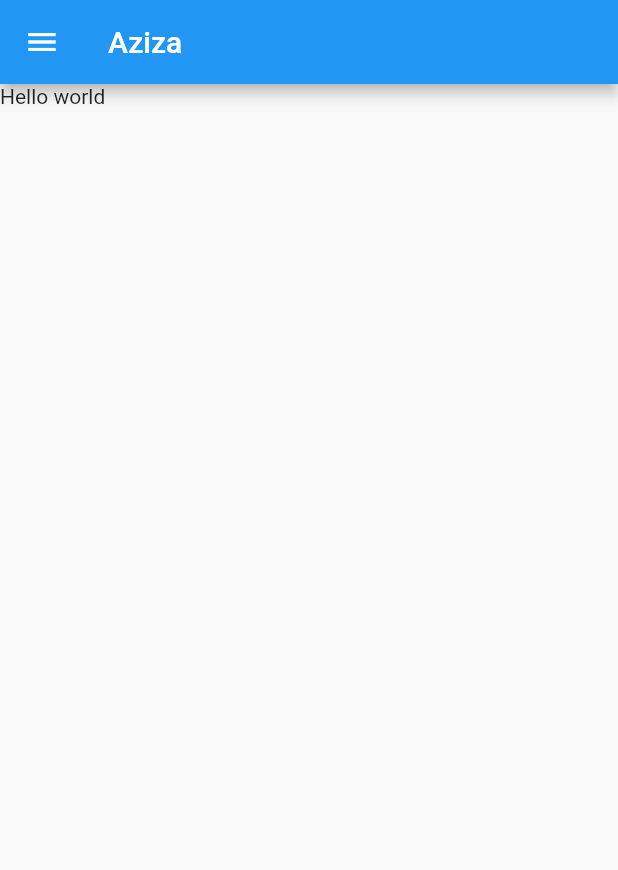
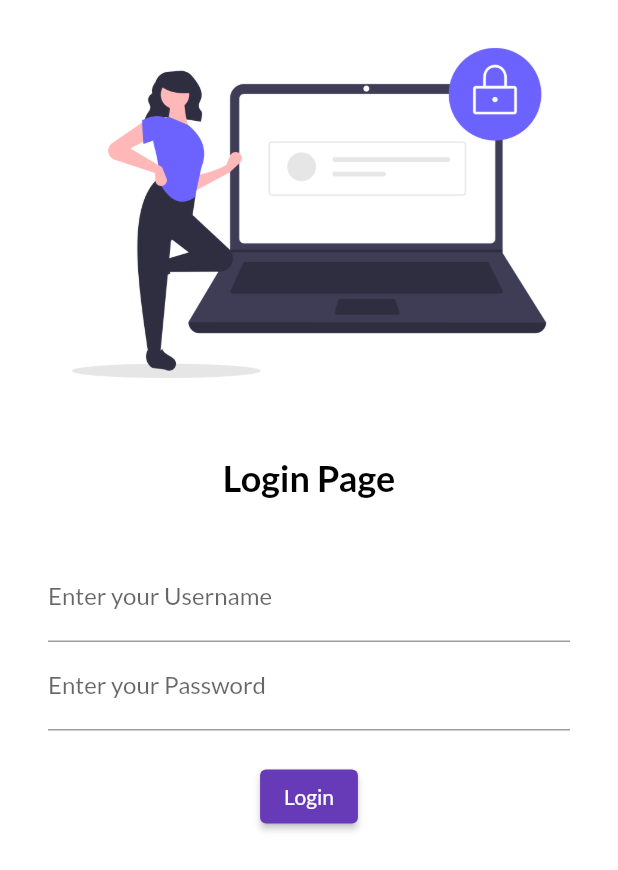
Before and after one commit to ayan2002/aziza, a Flutter app: the screen it shows after launch, on a phone screen of 412 x 824 dp. Shown: the top 870 px of the screen. Run offline on Flutter 3.47's test engine with Material 2 defaults, Android fonts, the light colour scheme and no system bars; our stand-ins replace google_fonts.

Commit message:
Done with the login page

```diff
--- a/lib/main.dart
+++ b/lib/main.dart
@@ -1,5 +1,7 @@
 import 'package:aziza/pages/home_page.dart';
+import 'package:aziza/pages/login_page.dart';
 import 'package:flutter/material.dart';
+import 'package:google_fonts/google_fonts.dart';
 
 void main() {
   runApp(const MyApp());
@@ -11,11 +13,17 @@ class MyApp extends StatelessWidget {
   @override
   Widget build(BuildContext context) {
     return MaterialApp(
-      debugShowCheckedModeBanner: false,
-      theme: ThemeData(primarySwatch: Colors.deepPurple),
-      themeMode: ThemeMode.dark,
-      darkTheme: ThemeData(brightness: Brightness.dark),
-      home: const Home_page(),
-    );
+        debugShowCheckedModeBanner: false,
+        theme: ThemeData(
+          primarySwatch: Colors.deepPurple,
+          fontFamily: GoogleFonts.lato().fontFamily,
+        ),
+        themeMode: ThemeMode.light,
+        darkTheme: ThemeData(brightness: Brightness.dark),
+        routes: {
+          "/": (context) => const LoginPage(),
+          "/home": (context) => const HomePage(),
+          "/login": (context) => const LoginPage()
+        });
   }
 }
--- a/lib/pages/home_page.dart
+++ b/lib/pages/home_page.dart
@@ -1,8 +1,7 @@
 import 'package:flutter/material.dart';
 
-// ignore: camel_case_types
-class Home_page extends StatelessWidget {
-  const Home_page({super.key});
+class HomePage extends StatelessWidget {
+  const HomePage({super.key});
 
   @override
   Widget build(BuildContext context) {
--- /dev/null
+++ b/lib/pages/login_page.dart
@@ -0,0 +1,64 @@
+import 'package:flutter/material.dart';
+
+class LoginPage extends StatelessWidget {
+  const LoginPage({super.key});
+
+  @override
+  Widget build(BuildContext context) {
+    return Material(
+        color: Colors.white,
+        child: Column(
+          children: [
+            Image.asset(
+              "assets/images/login_image1.png",
+              fit: BoxFit.cover,
+            ),
+            const SizedBox(
+              height: 20.0,
+            ),
+            const Center(
+                child: Text(
+              "Login Page",
+              style: TextStyle(
+                  fontSize: 24,
+                  color: Colors.black,
+                  fontWeight: FontWeight.bold),
+            )),
+            const SizedBox(
+              height: 20.0,
+            ),
+            Padding(
+              padding:
+                  const EdgeInsets.symmetric(vertical: 16.0, horizontal: 32.0),
+              child: Column(
+                children: [
+                  TextFormField(
+                    decoration: const InputDecoration(
+                      hintText: "Username",
+                      labelText: "Enter your Username",
+                    ),
+                  ),
+                  TextFormField(
+                    obscureText: true,
+                    decoration: const InputDecoration(
+                      hintText: "Password",
+                      labelText: "Enter your Password",
+                    ),
+                  ),
+                  const SizedBox(
+                    height: 20.0,
+                  ),
+                  ElevatedButton(
+                    onPressed: () {
+                      print("Hello Ayan its working congratulations");
+                    },
+                    style: TextButton.styleFrom(),
+                    child: const Text("Login"),
+                  )
+                ],
+              ),
+            )
+          ],
+        ));
+  }
+}
--- a/pubspec.yaml
+++ b/pubspec.yaml
@@ -35,7 +35,7 @@ dependencies:
   # The following adds the Cupertino Icons font to your application.
   # Use with the CupertinoIcons class for iOS style icons.
   cupertino_icons: ^1.0.2
-
+  google_fonts: ^4.0.3
 dev_dependencies:
   flutter_test:
     sdk: flutter
@@ -59,8 +59,8 @@ flutter:
   uses-material-design: true
 
   # To add assets to your application, add an assets section, like this:
-  # assets:
-  #   - images/a_dot_burr.jpeg
+  assets:
+    - assets/images/
   #   - images/a_dot_ham.jpeg
 
   # An image asset can refer to one or more resolution-specific "variants", see
```
Also changed, not shown: assets/images/login_image1.png (added), pubspec.lock, 1 other file.
